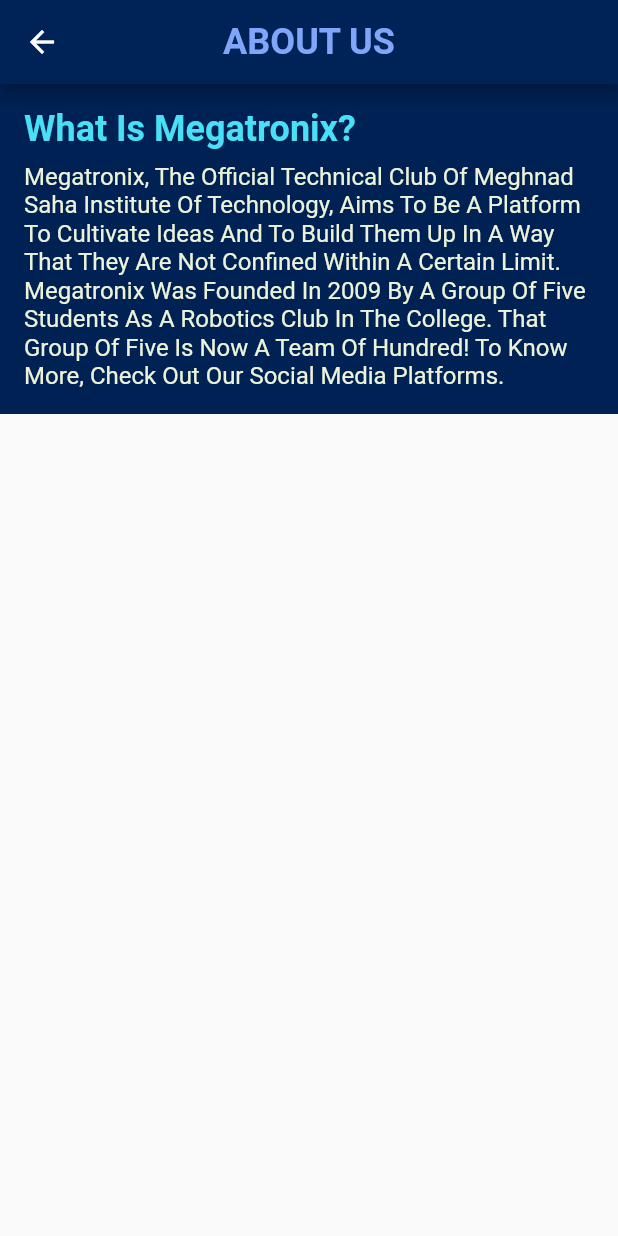
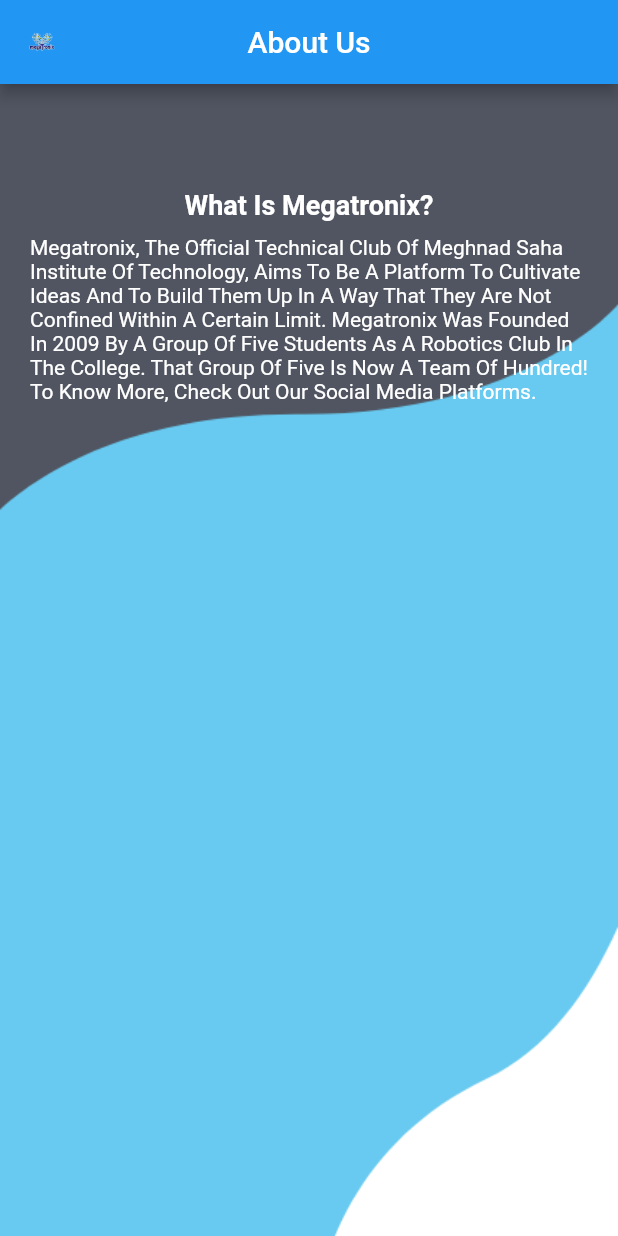
Before and after one commit to Shuvam002/Megatronix_App, a Flutter app: the AboutUsPage screen opened directly, on a phone screen of 412 x 824 dp. Run offline on Flutter 3.47's test engine with Material 2 defaults, Android fonts, the light colour scheme and no system bars.

Commit message:
First commit

```diff
--- a/megatronix_app/lib/Pages/About_Us.dart
+++ b/megatronix_app/lib/Pages/About_Us.dart
@@ -1,44 +1,44 @@
 import 'package:flutter/material.dart';
+import 'package:megatronix_app/Pages/About_Us.dart';
 
 class AboutUsPage extends StatelessWidget {
   @override
   Widget build(BuildContext context) {
     return Scaffold(
       appBar: AppBar(
-        title: Text(
-          'ABOUT US',
-          style: TextStyle(
-            fontWeight: FontWeight.bold,
-            fontSize: 24.0,
-            color: Color.fromARGB(255, 128, 166, 249),
+        title: Text('About Us'),
+        centerTitle: true,
+        leading: Image.asset(
+          'assets/mega1.png',
+          width: 72,
+          height: 72,
+        ),
+      ),
+      body: Container(
+        decoration: BoxDecoration(
+          image: DecorationImage(
+            image: AssetImage('assets/register.png'),
+            fit: BoxFit.cover,
           ),
         ),
-        centerTitle: true, // Center the title
-        backgroundColor: const Color.fromARGB(
-            255, 0, 35, 87), // Set app bar background color
-      ),
-      body: Container(
-        color: const Color.fromARGB(255, 0, 33, 83), // Set background color
-        child: SingleChildScrollView(
-          padding: EdgeInsets.all(16.0),
+        child: Padding(
+          padding: const EdgeInsets.all(20.0),
           child: Column(
-            crossAxisAlignment: CrossAxisAlignment.start,
+            crossAxisAlignment: CrossAxisAlignment.center,
             children: [
+              SizedBox(height: 50),
               Text(
                 'What Is Megatronix?',
                 style: TextStyle(
-                  fontSize: 24.0,
+                  fontSize: 18,
                   fontWeight: FontWeight.bold,
-                  color: Color.fromARGB(255, 73, 223, 246),
+                  color: Colors.white,
                 ),
               ),
-              SizedBox(height: 8.0),
+              SizedBox(height: 10),
               Text(
                 'Megatronix, The Official Technical Club Of Meghnad Saha Institute Of Technology, Aims To Be A Platform To Cultivate Ideas And To Build Them Up In A Way That They Are Not Confined Within A Certain Limit. Megatronix Was Founded In 2009 By A Group Of Five Students As A Robotics Club In The College. That Group Of Five Is Now A Team Of Hundred! To Know More, Check Out Our Social Media Platforms.',
-                style: TextStyle(
-                  fontSize: 16.0,
-                  color: Color.fromARGB(255, 237, 243, 217),
-                ),
+                style: TextStyle(color: Colors.white),
               ),
             ],
           ),
--- a/megatronix_app/lib/Pages/Event.dart
+++ b/megatronix_app/lib/Pages/Event.dart
@@ -7,6 +7,11 @@
       appBar: AppBar(
         title: Text('Events'),
         centerTitle: true,
+        leading: Image.asset(
+          'assets/mega1.png',
+          width: 72,
+          height: 72,
+        ),
       ),
       body: Center(
         child: Container(
--- a/megatronix_app/lib/Pages/Team.dart
+++ b/megatronix_app/lib/Pages/Team.dart
@@ -41,6 +41,11 @@
       appBar: AppBar(
         title: Text('Team'),
         centerTitle: true,
+        leading: Image.asset(
+          'assets/mega1.png',
+          width: 72,
+          height: 72,
+        ),
       ),
       body: Center(
         child: Container(
```
Also changed, not shown: megatronix_app/lib/Pages/Contact_Us.dart (+9 -0 lines), megatronix_app/lib/Pages/Gallery.dart (+8 -1 lines), megatronix_app/lib/Pages/Home.dart (+36 -89 lines), megatronix_app/lib/main.dart (+99 -19 lines), megatronix_app/assets/BackgroundHome.jpg (added), megatronix_app/assets/mega1.png (added), 1 other file.
